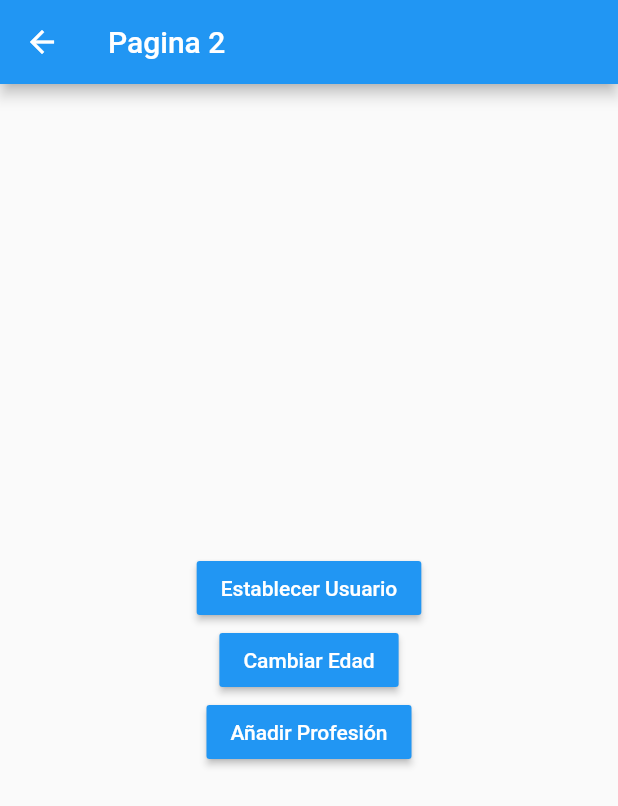
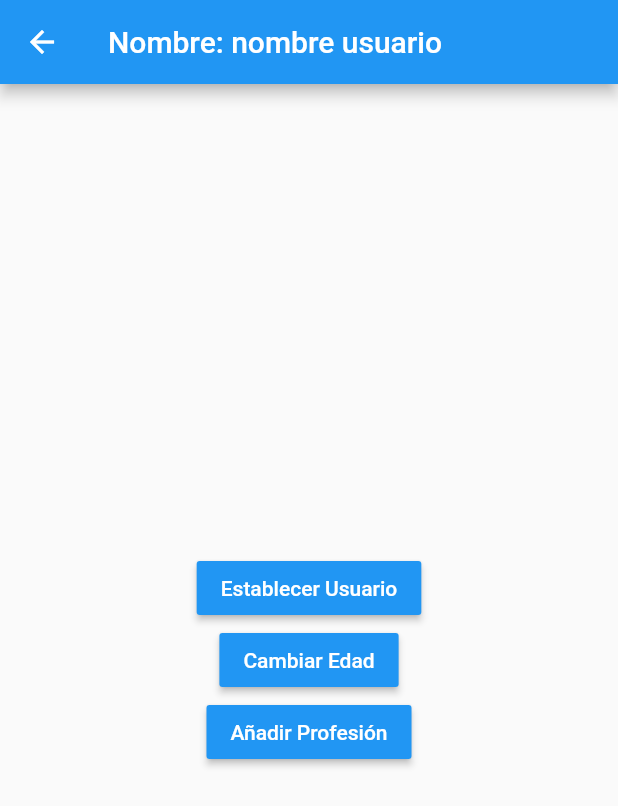
Before and after one commit to emiherber/estados_app, a Flutter app: the Pagina2Page screen opened by its route, after a tap on "Establecer Usuario", on a phone screen of 412 x 824 dp. Shown: the top 806 px of the screen. Run offline on Flutter 3.47's test engine with Material 2 defaults, Android fonts, the phone set to English and light mode, and no system bars.

Commit message:
stream controller

```diff
--- a/lib/models/usuario.dart
+++ b/lib/models/usuario.dart
@@ -1,7 +1,7 @@
 class Usuario {
   String nombre;
-  int edad;
-  List<String> profesiones;
+  int? edad;
+  List<String>? profesiones;
 
-  Usuario({required this.nombre, required this.edad, required this.profesiones});
+  Usuario({required this.nombre, required this.edad, this.profesiones});
 }
--- a/lib/pages/pagina1_page.dart
+++ b/lib/pages/pagina1_page.dart
@@ -1,3 +1,5 @@
+import 'package:estados_app/models/usuario.dart';
+import 'package:estados_app/services/usuario_service.dart';
 import 'package:flutter/material.dart';
 
 class Pagina1Page extends StatelessWidget {
@@ -9,7 +11,18 @@ class Pagina1Page extends StatelessWidget {
       appBar: AppBar(
         title: const Text('Pagina 1'),
       ),
-      body: const _InformacionUsuario(),
+      body: StreamBuilder(
+        stream: usuarioService.usuarioStream,
+        builder: (BuildContext context, AsyncSnapshot<Usuario> snapshot) {
+          return snapshot.hasData
+              ? _InformacionUsuario(
+                  usuario: usuarioService.usuario,
+                )
+              : const Center(
+                  child: Text('No hay infromación del usuario'),
+                );
+        },
+      ),
       floatingActionButton: FloatingActionButton(
         child: const Icon(Icons.next_plan_sharp),
         onPressed: () => Navigator.pushNamed(context, 'pagina2'),
@@ -19,8 +32,11 @@ class Pagina1Page extends StatelessWidget {
 }
 
 class _InformacionUsuario extends StatelessWidget {
+  final Usuario usuario;
+
   const _InformacionUsuario({
     Key? key,
+    required this.usuario,
   }) : super(key: key);
 
   @override
@@ -29,31 +45,30 @@ class _InformacionUsuario extends StatelessWidget {
       height: double.infinity,
       width: double.infinity,
       padding: const EdgeInsets.all(20),
-      child:
-          Column(crossAxisAlignment: CrossAxisAlignment.start, children: const [
-        Text(
+      child: Column(crossAxisAlignment: CrossAxisAlignment.start, children: [
+        const Text(
           'General',
           style: TextStyle(fontSize: 18, fontWeight: FontWeight.bold),
         ),
-        Divider(),
+        const Divider(),
         ListTile(
-          title: Text('Nombre: '),
+          title: Text('Nombre: ${usuario.nombre}'),
         ),
         ListTile(
-          title: Text('Edad: '),
+          title: Text('Edad: ${usuario.edad.toString()}'),
         ),
-        Text(
+        const Text(
           'Profesiones',
           style: TextStyle(fontSize: 18, fontWeight: FontWeight.bold),
         ),
-        Divider(),
-        ListTile(
+        const Divider(),
+        const ListTile(
           title: Text('Profesión 1'),
         ),
-        ListTile(
+        const ListTile(
           title: Text('Profesión 2'),
         ),
-        ListTile(
+        const ListTile(
           title: Text('Profesión 3'),
         ),
       ]),
--- a/lib/pages/pagina2_page.dart
+++ b/lib/pages/pagina2_page.dart
@@ -1,3 +1,5 @@
+import 'package:estados_app/models/usuario.dart';
+import 'package:estados_app/services/usuario_service.dart';
 import 'package:flutter/material.dart';
 
 class Pagina2Page extends StatelessWidget {
@@ -7,7 +9,12 @@ class Pagina2Page extends StatelessWidget {
   Widget build(BuildContext context) {
     return Scaffold(
       appBar: AppBar(
-        title: const Text('Pagina 2'),
+        title: StreamBuilder(
+          stream: usuarioService.usuarioStream,
+          builder: (BuildContext context, AsyncSnapshot<Usuario> snapshot) {
+            return snapshot.hasData ? Text('Nombre: ${snapshot.data?.nombre}') : const Text('Pagina 2');
+          },
+        ),
       ),
       body: Center(
           child: Column(
@@ -19,14 +26,16 @@ class Pagina2Page extends StatelessWidget {
                 'Establecer Usuario',
                 style: TextStyle(color: Colors.white),
               ),
-              onPressed: () {}),
+              onPressed: () {
+                usuarioService.cargarUsuario(Usuario(nombre: 'nombre usuario', edad: 0));
+              }),
           MaterialButton(
               color: Colors.blue,
               child: const Text(
                 'Cambiar Edad',
                 style: TextStyle(color: Colors.white),
               ),
-              onPressed: () {}),
+              onPressed: () => usuarioService.cambiarEdad(29)),
           MaterialButton(
               color: Colors.blue,
               child: const Text(
--- /dev/null
+++ b/lib/services/usuario_service.dart
@@ -0,0 +1,30 @@
+import 'dart:async';
+
+import 'package:estados_app/models/usuario.dart';
+
+class _UsuarioService {
+  Usuario _usuario = Usuario(nombre: '', edad: -1);
+  final StreamController<Usuario> _usuarioStreamController = StreamController<Usuario>.broadcast();
+
+  Usuario get usuario => _usuario;
+
+  bool get existeUsuario => (_usuario.nombre != '') ? true : false;
+
+  Stream<Usuario> get usuarioStream => _usuarioStreamController.stream;
+
+  void cargarUsuario(Usuario user) {
+    _usuario = user;
+    _usuarioStreamController.add(user);
+  }
+
+  void cambiarEdad(int edad) {
+    _usuario.edad = edad;
+    _usuarioStreamController.add(_usuario);
+  }
+
+  dispose() {
+    _usuarioStreamController.close();
+  }
+}
+
+final usuarioService = _UsuarioService();
```
